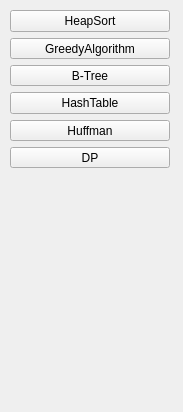
Qt form mainwindow.ui (dionisiyKD/ADS-Final-Project) before a commit.
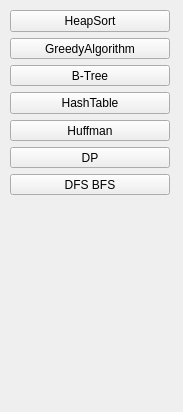
The same form after that commit.

```diff
--- a/mainwindow.ui
+++ b/mainwindow.ui
@@ -20,7 +20,7 @@
       <x>10</x>
       <y>10</y>
       <width>160</width>
-      <height>158</height>
+      <height>185</height>
      </rect>
     </property>
     <layout class="QVBoxLayout" name="verticalLayout">
@@ -66,6 +66,13 @@
        </property>
       </widget>
      </item>
+     <item>
+      <widget class="QPushButton" name="DFS_BFSButton">
+       <property name="text">
+        <string>DFS BFS</string>
+       </property>
+      </widget>
+     </item>
     </layout>
    </widget>
   </widget>
```
